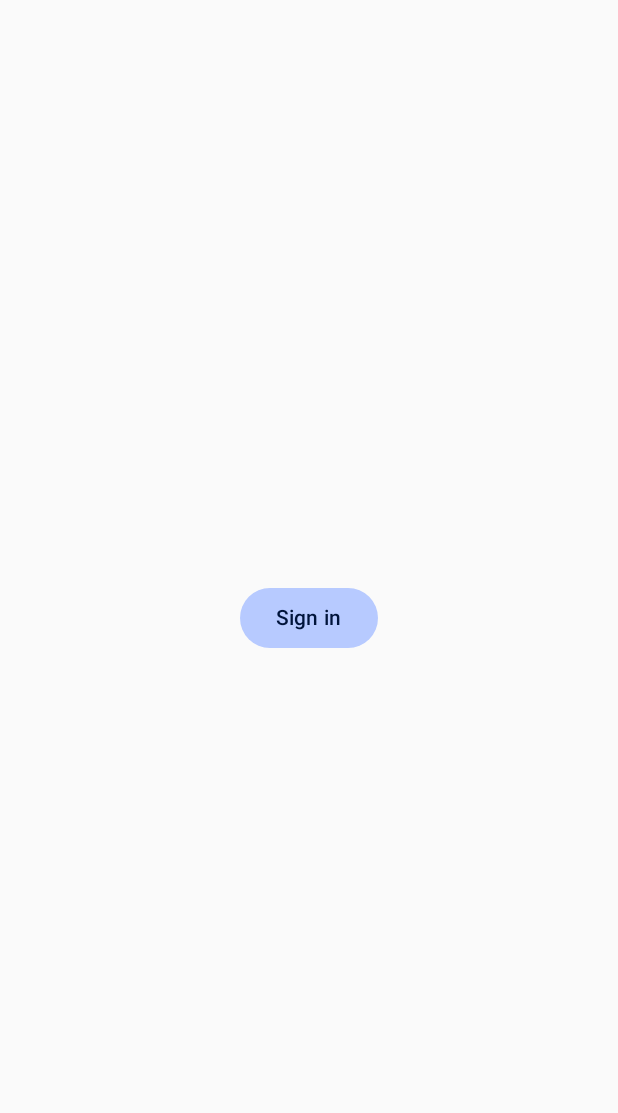
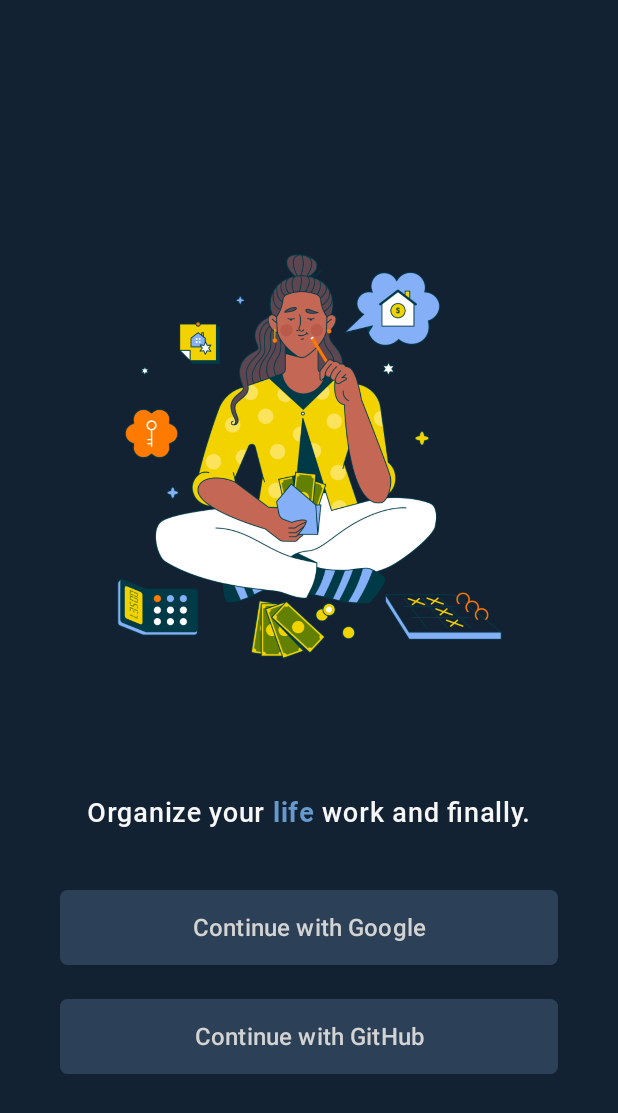
Before and after one commit to BRBXGIT/TodoApp, an Android app built with Jetpack Compose: the screen it shows after launch (MainActivity), on a phone screen of 412 x 824 dp. Shown: the top 1113 px of the screen. Run offline under Robolectric (Android 15) with nearby library versions, the phone set to English and light mode, and no system bars; our stand-ins replace Dagger/Hilt's generated code, Firebase (no records; nobody signed in at launch, a user with empty details on screens opened directly), accompanist.

Commit message:
create log in screen ui, need to fix some bugs

```diff
--- a/app/build.gradle.kts
+++ b/app/build.gradle.kts
@@ -62,7 +62,7 @@
     //Hilt impl
     implementation("com.google.dagger:hilt-android:2.50")
     kapt("com.google.dagger:hilt-android-compiler:2.50")
-    implementation("androidx.hilt:hilt-navigation-compose:1.0.0")
+    implementation("androidx.hilt:hilt-navigation-compose:1.1.0")
     //Coil impl
     implementation("io.coil-kt:coil-compose:2.4.0")
     //FireBase impl
@@ -71,6 +71,8 @@
     implementation(platform("com.google.firebase:firebase-bom:32.7.2"))
     //Nav impl
     implementation("androidx.lifecycle:lifecycle-runtime-compose:2.7.0")
+    //System bars color impl
+    implementation("com.google.accompanist:accompanist-systemuicontroller:0.27.0")
 
     implementation("androidx.core:core-ktx:1.12.0")
     implementation("androidx.lifecycle:lifecycle-runtime-ktx:2.7.0")
--- a/app/src/main/java/com/example/besttodolist/MainActivity.kt
+++ b/app/src/main/java/com/example/besttodolist/MainActivity.kt
@@ -20,6 +20,7 @@
 import com.example.besttodolist.presentation.sign_in.SignInScreen
 import com.example.besttodolist.presentation.sign_in.SignInViewModel
 import com.example.besttodolist.ui.theme.BestTodoListTheme
+import com.google.accompanist.systemuicontroller.rememberSystemUiController
 import com.google.android.gms.auth.api.identity.Identity
 import dagger.hilt.android.AndroidEntryPoint
 import kotlinx.coroutines.launch
--- a/app/src/main/java/com/example/besttodolist/presentation/sign_in/SignInScreen.kt
+++ b/app/src/main/java/com/example/besttodolist/presentation/sign_in/SignInScreen.kt
@@ -1,42 +1,131 @@
 package com.example.besttodolist.presentation.sign_in
 
-import android.widget.Toast
+import androidx.compose.foundation.Image
+import androidx.compose.foundation.background
+import androidx.compose.foundation.layout.Arrangement
 import androidx.compose.foundation.layout.Box
+import androidx.compose.foundation.layout.Column
+import androidx.compose.foundation.layout.fillMaxHeight
 import androidx.compose.foundation.layout.fillMaxSize
+import androidx.compose.foundation.layout.fillMaxWidth
+import androidx.compose.foundation.layout.height
 import androidx.compose.foundation.layout.padding
+import androidx.compose.foundation.shape.RoundedCornerShape
 import androidx.compose.material3.Button
+import androidx.compose.material3.ButtonDefaults
 import androidx.compose.material3.Text
 import androidx.compose.runtime.Composable
-import androidx.compose.runtime.LaunchedEffect
 import androidx.compose.ui.Alignment
 import androidx.compose.ui.Modifier
-import androidx.compose.ui.platform.LocalContext
+import androidx.compose.ui.draw.clip
+import androidx.compose.ui.graphics.Color
+import androidx.compose.ui.layout.ContentScale
+import androidx.compose.ui.res.painterResource
+import androidx.compose.ui.text.SpanStyle
+import androidx.compose.ui.text.buildAnnotatedString
+import androidx.compose.ui.text.font.FontWeight
+import androidx.compose.ui.text.style.TextAlign
+import androidx.compose.ui.text.withStyle
 import androidx.compose.ui.unit.dp
+import androidx.compose.ui.unit.sp
+import com.example.besttodolist.R
+import com.google.accompanist.systemuicontroller.rememberSystemUiController
 
 @Composable
 fun SignInScreen(
     state: SignInState,
     onSignInClick: () -> Unit
 ) {
-    val context = LocalContext.current
-    LaunchedEffect(key1 = state.signInErrorMessage) {
-        state.signInErrorMessage?.let { error ->
-            Toast.makeText(
-                context,
-                error,
-                Toast.LENGTH_LONG
-            ).show()
-        }
-    }
+    val systemUiController = rememberSystemUiController()
+    systemUiController.setNavigationBarColor(Color(0xff122233))
+    systemUiController.setStatusBarColor(Color(0xff122233))
 
-    Box(
+    Column(
         modifier = Modifier
             .fillMaxSize()
-            .padding(16.dp),
-        contentAlignment = Alignment.Center
+            .background(Color(0xff122233))
+            .padding(start = 16.dp, end = 16.dp)
     ) {
-        Button(onClick = onSignInClick) {
-            Text(text = "Sign in")
+        Box(
+            modifier = Modifier
+                .fillMaxWidth()
+                .fillMaxHeight(0.13f),
+            contentAlignment = Alignment.Center
+        ) {
+
+        }
+
+        Box(
+            modifier = Modifier
+                .fillMaxWidth()
+                .fillMaxHeight(0.55f),
+            contentAlignment = Alignment.Center
+        ) {
+            Image(
+                painter = painterResource(id = R.drawable.sign_in_picture),
+                contentDescription = "Sign in picture",
+                contentScale = ContentScale.Crop,
+                modifier = Modifier
+                    .fillMaxSize()
+            )
+        }
+
+        Box(
+            modifier = Modifier
+                .fillMaxWidth()
+                .fillMaxHeight(0.25f),
+            contentAlignment = Alignment.Center
+        ) {
+            Text(
+                buildAnnotatedString {
+                    withStyle(SpanStyle(color = Color(0xfff7f7f7), fontSize = 18.sp)) {
+                        append("Organize your ")
+                    }
+                    withStyle(SpanStyle(color = Color(0xff6699CC), fontSize = 18.sp, fontWeight = FontWeight.Bold)) {
+                        append("life")
+                    }
+                    withStyle(SpanStyle(color = Color(0xfff7f7f7), fontSize = 18.sp)) {
+                        append(" work and finally.")
+                    }
+                }
+            )
+        }
+
+        Column(
+            modifier = Modifier
+                .fillMaxWidth()
+                .fillMaxHeight(0.6f)
+                .padding(start = 24.dp, end = 24.dp),
+            verticalArrangement = Arrangement.SpaceAround,
+            horizontalAlignment = Alignment.CenterHorizontally
+        ) {
+            Button(
+                onClick = onSignInClick,
+                modifier = Modifier
+                    .fillMaxWidth()
+                    .height(50.dp),
+                shape = RoundedCornerShape(5.dp),
+                colors = ButtonDefaults.buttonColors(
+                    containerColor = Color(0xff2C4157),
+                    contentColor = Color(0xffD3D3D3)
+                )
+            ) {
+                Text(text = "Continue with Google", textAlign = TextAlign.Center, fontSize = 16.sp)
+            }
+
+            Button(
+                onClick = onSignInClick,
+                modifier = Modifier
+                    .fillMaxWidth()
+                    .height(50.dp),
+                shape = RoundedCornerShape(5.dp),
+                colors = ButtonDefaults.buttonColors(
+                    containerColor = Color(0xff2C4157),
+                    contentColor = Color(0xffD3D3D3)
+                )
+            ) {
+                Text(text = "Continue with GitHub", textAlign = TextAlign.Center, fontSize = 16.sp)
+            }
         }
     }
 }
--- a/app/src/main/java/com/example/besttodolist/ui/theme/Theme.kt
+++ b/app/src/main/java/com/example/besttodolist/ui/theme/Theme.kt
@@ -17,16 +17,14 @@
 import androidx.core.view.WindowCompat
 
 private val DarkColorScheme = darkColorScheme(
+    background = Color(0xfff7f7f7),
     primary = Purple80,
     secondary = PurpleGrey80,
     tertiary = Pink80,
-    background = Color(0xFFFFFBFE),
-    surface = Color(0xFFFFFBFE),
-    onPrimary = Color.White,
-    onSecondary = Color.White,
-    onTertiary = Color.White,
-    onBackground = Color(0xFF1C1B1F),
-    onSurface = Color(0xFF1C1B1F),
+    onPrimary = Color(0xff2C4157),
+    onSecondary = Color(0xfff7f7f7),
+    onTertiary = Color(0xff5E6266),
+    onBackground = Color(0xff122233),
 )
 
 private val LightColorScheme = lightColorScheme(
--- a/app/src/main/java/com/example/besttodolist/ui/theme/Type.kt
+++ b/app/src/main/java/com/example/besttodolist/ui/theme/Type.kt
@@ -2,14 +2,25 @@
 
 import androidx.compose.material3.Typography
 import androidx.compose.ui.text.TextStyle
+import androidx.compose.ui.text.font.Font
 import androidx.compose.ui.text.font.FontFamily
+import androidx.compose.ui.text.font.FontStyle
 import androidx.compose.ui.text.font.FontWeight
 import androidx.compose.ui.unit.sp
+import com.example.besttodolist.R
 
 // Set of Material typography styles to start with
+val fontFamily = FontFamily(
+    Font(R.font.roboto_black, FontWeight.Black),
+    Font(R.font.roboto_bold, FontWeight.Bold),
+    Font(R.font.roboto_light, FontWeight.Light),
+    Font(R.font.roboto_medium, FontWeight.Medium),
+    Font(R.font.roboto_thin, FontWeight.Thin)
+)
+
 val Typography = Typography(
     bodyLarge = TextStyle(
-        fontFamily = FontFamily.Default,
+        fontFamily = fontFamily,
         fontWeight = FontWeight.Normal,
         fontSize = 16.sp,
         lineHeight = 24.sp,
```
Also changed, not shown: app/src/main/res/drawable/sign_in_picture.png (added), app/src/main/res/font/roboto_black.ttf (added), app/src/main/res/font/roboto_blackitalic.ttf (added), app/src/main/res/font/roboto_bold.ttf (added), app/src/main/res/font/roboto_bolditalic.ttf (added), app/src/main/res/font/roboto_italic.ttf (added), app/src/main/res/font/roboto_light.ttf (added), app/src/main/res/font/roboto_lightitalic.ttf (added), app/src/main/res/font/roboto_medium.ttf (added), app/src/main/res/font/roboto_mediumitalic.ttf (added), app/src/main/res/font/roboto_regular.ttf (added), app/src/main/res/font/roboto_thin.ttf (added), app/src/main/res/font/roboto_thinitalic.ttf (added).
